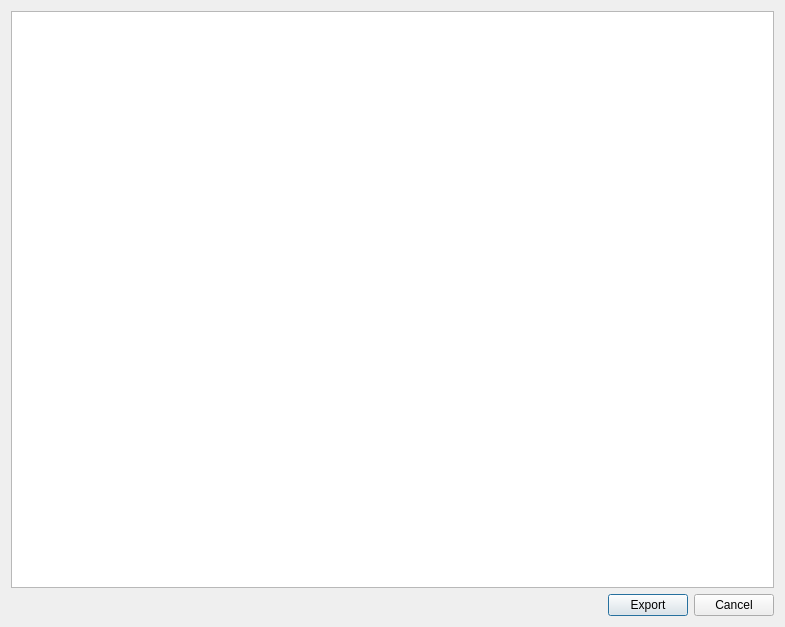
First picture: the form in src/gdxviewer/exportdialog.ui, repository GAMS-dev/studio, before the edit.
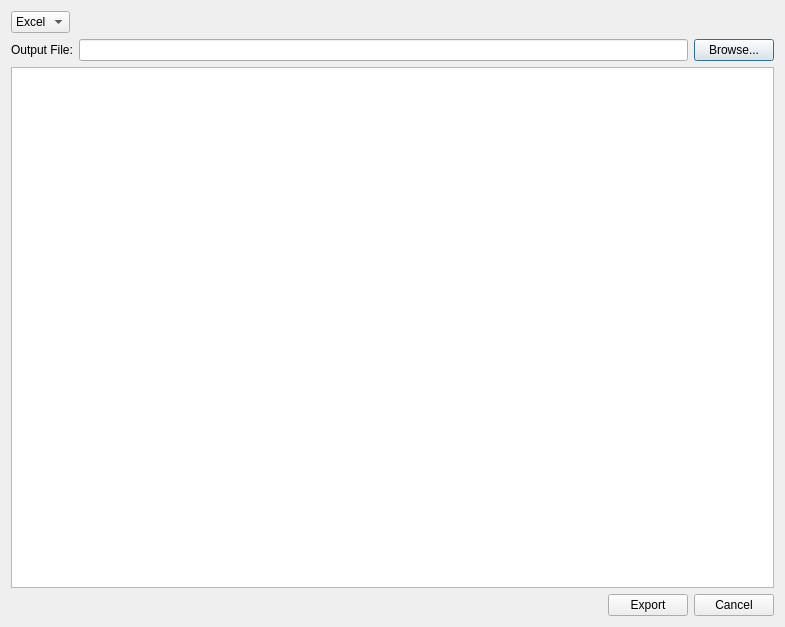
Second picture: the form after the edit.

Commit message: File dialog and refactoring on ExportDialog

```diff
--- a/src/gdxviewer/exportdialog.ui
+++ b/src/gdxviewer/exportdialog.ui
@@ -14,6 +14,53 @@
    <string>Dialog</string>
   </property>
   <layout class="QVBoxLayout" name="verticalLayout">
+   <item>
+    <layout class="QHBoxLayout" name="horizontalLayout_2">
+     <item>
+      <widget class="QComboBox" name="comboBox">
+       <item>
+        <property name="text">
+         <string>Excel</string>
+        </property>
+       </item>
+      </widget>
+     </item>
+     <item>
+      <spacer name="horizontalSpacer_2">
+       <property name="orientation">
+        <enum>Qt::Horizontal</enum>
+       </property>
+       <property name="sizeHint" stdset="0">
+        <size>
+         <width>40</width>
+         <height>20</height>
+        </size>
+       </property>
+      </spacer>
+     </item>
+    </layout>
+   </item>
+   <item>
+    <layout class="QHBoxLayout" name="horizontalLayout_3">
+     <item>
+      <widget class="QLabel" name="label">
+       <property name="text">
+        <string>Output File:</string>
+       </property>
+      </widget>
+     </item>
+     <item>
+      <widget class="QLineEdit" name="lineEdit"/>
+     </item>
+     <item>
+      <widget class="QPushButton" name="pbBrows">
+       <property name="text">
+        <string>Browse...</string>
+       </property>
+      </widget>
+     </item>
+    </layout>
+   </item>
    <item>
     <widget class="QTableView" name="tableView">
      <property name="alternatingRowColors">
```
The commit also changes 2 other files.
